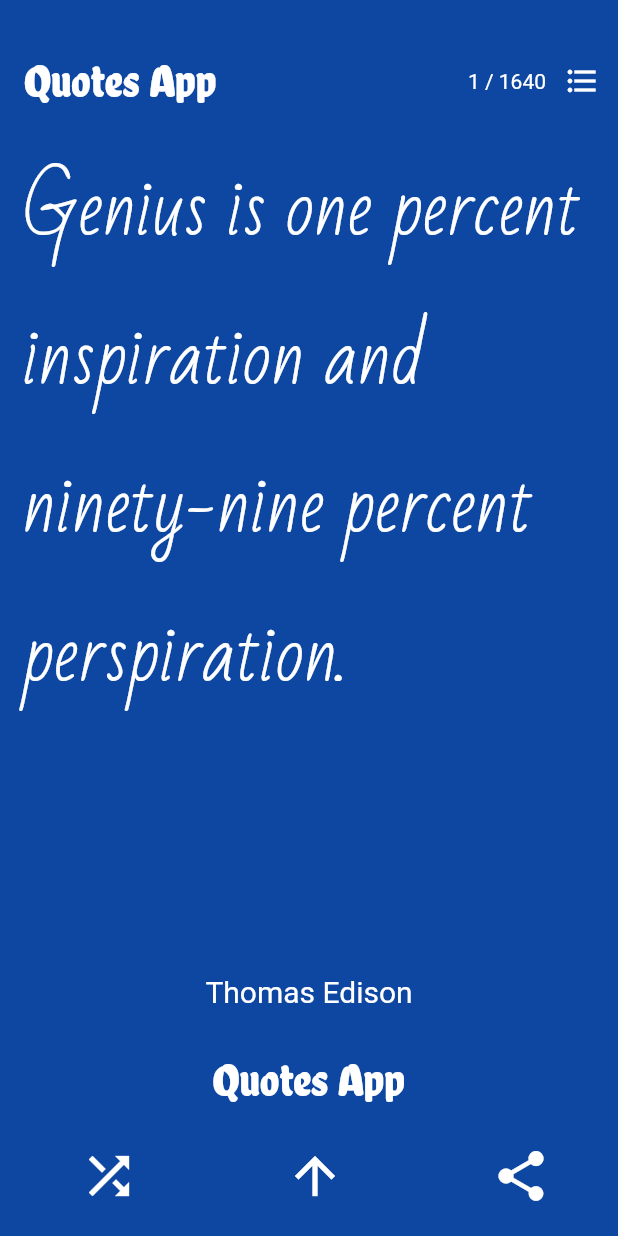
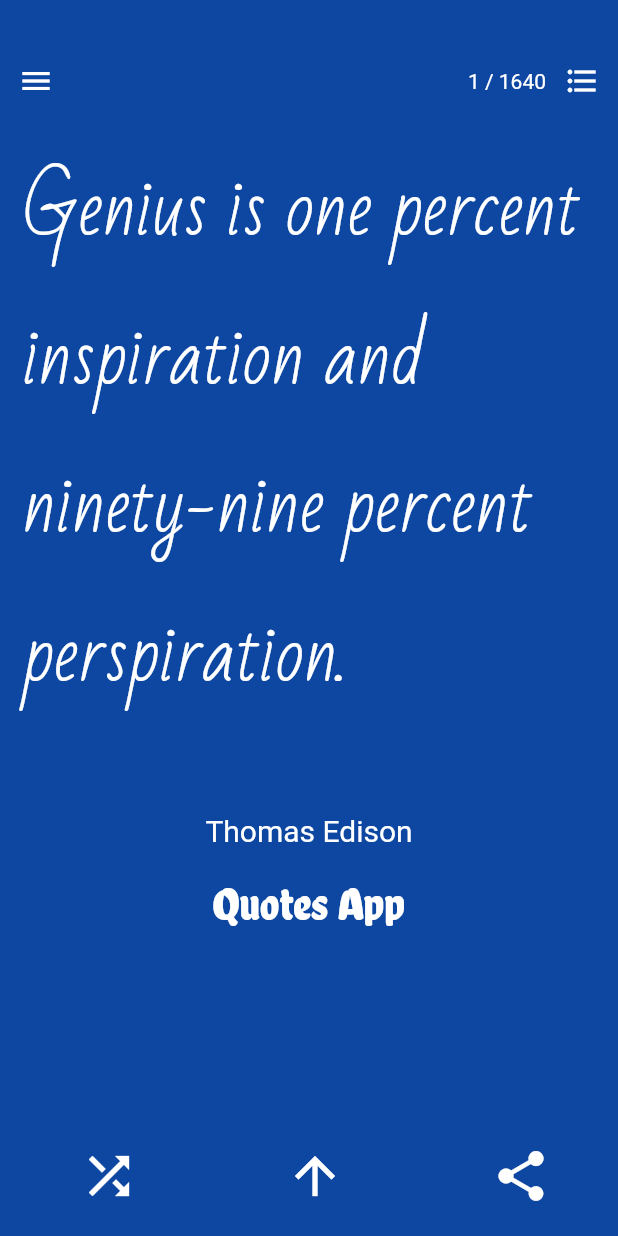
Before and after one commit to dhayaec/quotes_app, a Flutter app: the screen it shows after launch, on a phone screen of 412 x 824 dp. Run offline on Flutter 3.47's test engine with Material 2 defaults, Android fonts, the phone set to English and light mode, and no system bars; drawn by our look-alikes of auto_size_text; missing offline and left inert: flutter_statusbarcolor.

Commit message:
fix text overflow on smaller screens

```diff
--- a/lib/components/Page.dart
+++ b/lib/components/Page.dart
@@ -40,7 +40,6 @@ class Page extends StatelessWidget {
                   ),
                   minFontSize: 10.0,
                   presetFontSizes: [
-                    80.0,
                     70.0,
                     60.0,
                     50.0,
@@ -57,7 +56,7 @@ class Page extends StatelessWidget {
             ),
           ),
           Padding(
-            padding: EdgeInsets.only(top: 30.0),
+            padding: EdgeInsets.only(top: 20.0),
             child: AppName(),
           )
         ],
--- a/lib/components/ToolButtons.dart
+++ b/lib/components/ToolButtons.dart
@@ -1,5 +1,4 @@
 import 'package:flutter/material.dart';
-import 'package:quotes_app/components/AppName.dart';
 
 class ToolButtons extends StatelessWidget {
   const ToolButtons({
@@ -21,9 +20,10 @@ class ToolButtons extends StatelessWidget {
       child: Row(
         mainAxisAlignment: MainAxisAlignment.spaceBetween,
         children: <Widget>[
-          FlatButton(
-            child: AppName(),
+          IconButton(
             onPressed: () {},
+            icon: Icon(Icons.menu),
+            color: Colors.white,
           ),
           Row(
             children: <Widget>[
--- a/lib/main.dart
+++ b/lib/main.dart
@@ -82,7 +82,7 @@ class PageViewExampleState extends State<PageViewExample> {
                         onPageChanged: (index) {
                           setState(() {
                             _itemNumber = index + 1;
-                            var bgColor = colorList[index % colorList.length];
+                            var bgColor = _getColor(index);
                             FlutterStatusbarcolor.setNavigationBarColor(
                                 bgColor);
                           });
@@ -91,13 +91,15 @@ class PageViewExampleState extends State<PageViewExample> {
                         scrollDirection: Axis.vertical,
                         controller: _pageController,
                         itemBuilder: (context, index) {
+                          Color bgColor = _getColor(index);
+                          var size = MediaQuery.of(context).size;
+                          double width = size.width - 30.0;
+                          double radio = size.height / size.width;
+                          double height = radio < 1.7 ? width : size.width + 30;
+
                           var quoteText = quotesList[index]['quoteText'];
                           var quoteAuthor = quotesList[index]['quoteAuthor'];
-                          double width =
-                              MediaQuery.of(context).size.width - 30.0;
-                          double height =
-                              MediaQuery.of(context).size.height / 1.5;
-                          Color bgColor = colorList[index % colorList.length];
+
                           return Page(
                               index: index,
                               bgColor: bgColor,
@@ -121,4 +123,6 @@ class PageViewExampleState extends State<PageViewExample> {
               }
             }));
   }
+
+  Color _getColor(int index) => colorList[index % colorList.length];
 }
```
